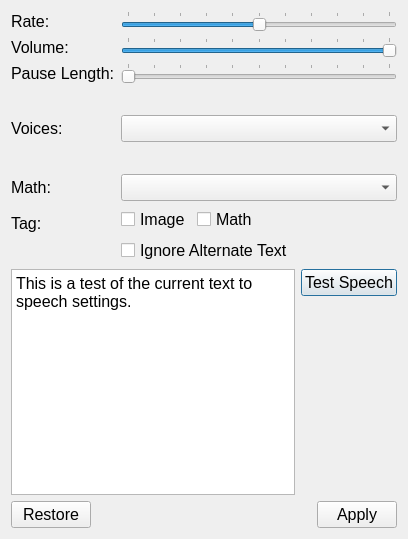
DinoZAR/CentralAccessReader, file src/forms/speech_settings.ui: the form before one commit.
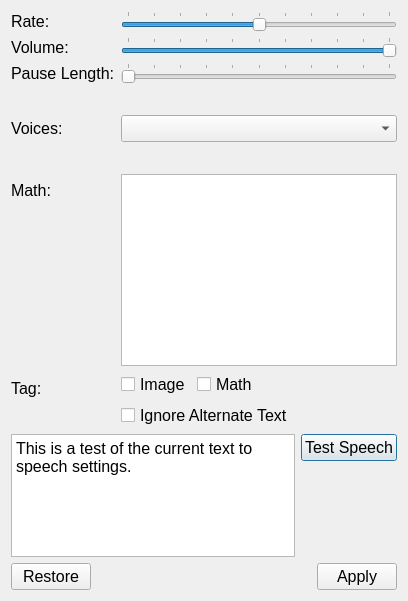
The form after the commit. Icons and pictures are not drawn.

Commit message: Worked more on math integration with new math library system. Also added a large list of languages and their codes.

Patch:
```diff
--- a/src/forms/speech_settings.ui
+++ b/src/forms/speech_settings.ui
@@ -7,7 +7,7 @@
     <x>0</x>
     <y>0</y>
     <width>408</width>
-    <height>539</height>
+    <height>601</height>
    </rect>
   </property>
   <property name="font">
@@ -157,9 +157,6 @@
        </property>
       </widget>
      </item>
-     <item row="7" column="1">
-      <widget class="QComboBox" name="mathDatabaseComboBox"/>
-     </item>
      <item row="8" column="0">
       <widget class="QLabel" name="label_4">
        <property name="text">
@@ -252,6 +249,18 @@
        </item>
       </layout>
      </item>
+     <item row="7" column="1">
+      <widget class="QTreeView" name="mathLibraryTree">
+       <property name="font">
+        <font>
+         <pointsize>14</pointsize>
+        </font>
+       </property>
+       <attribute name="headerVisible">
+        <bool>false</bool>
+       </attribute>
+      </widget>
+     </item>
     </layout>
    </item>
    <item>
```
The commit also changes 16 other files.
